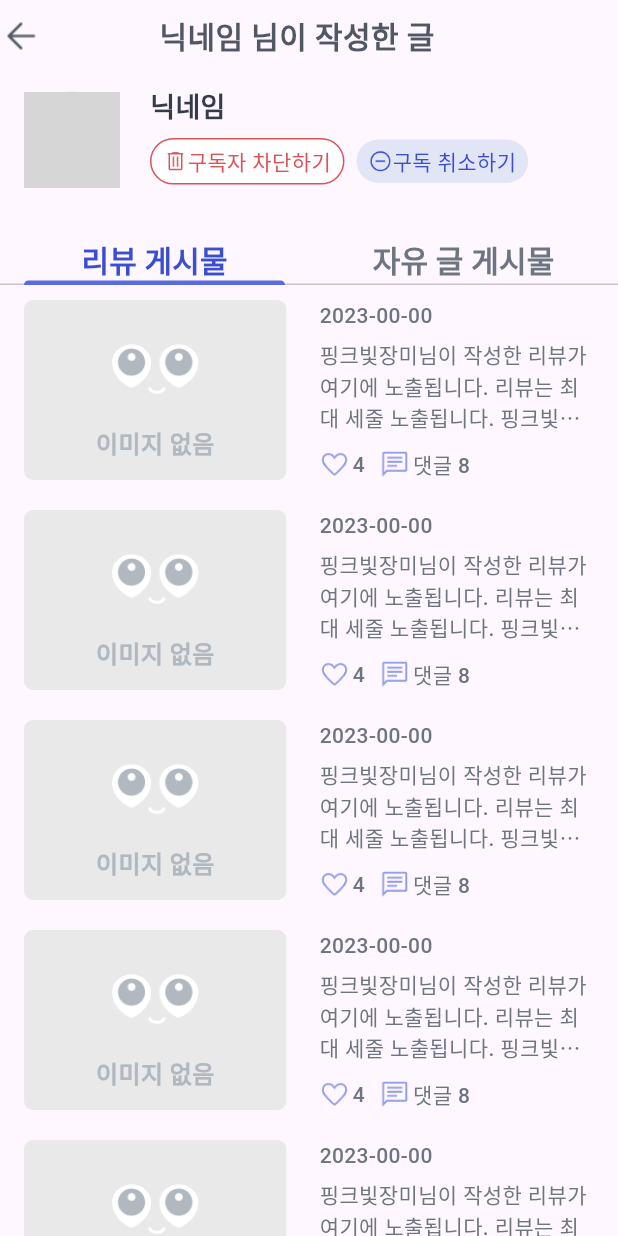
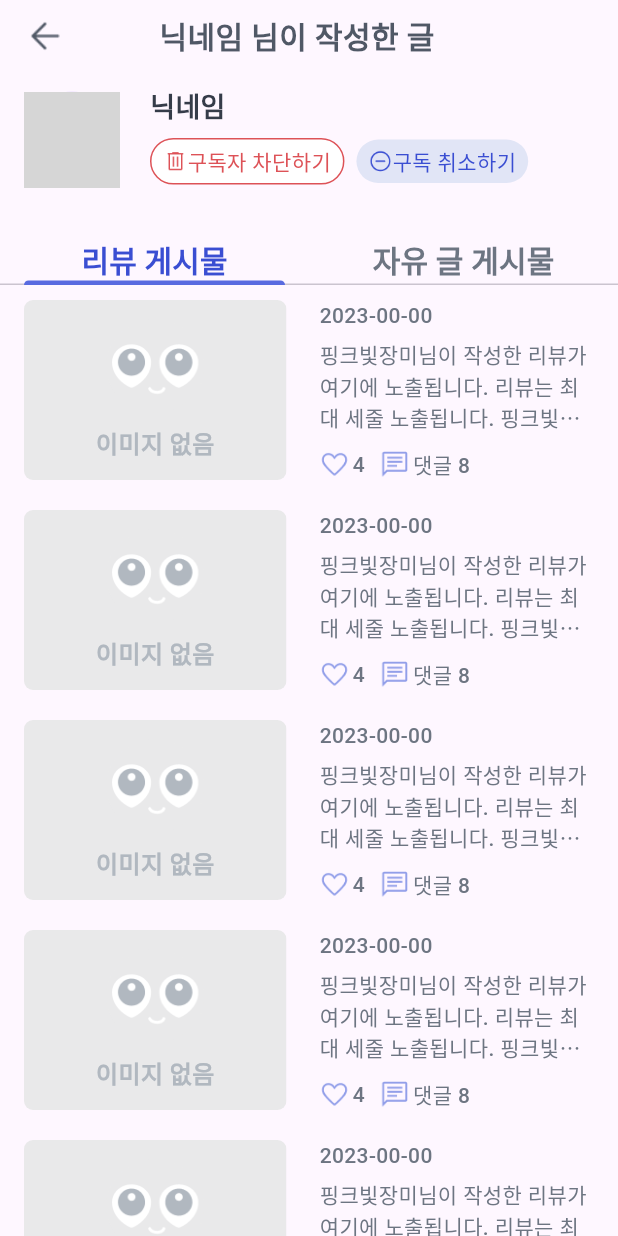
Before and after one commit to jaekyung-you/seenear_flutter, a Flutter app: the OtherProfileDetailScreen screen opened by its route, on a phone screen of 412 x 824 dp. Run offline on Flutter 3.47's test engine with Material 2 defaults, Android fonts, the phone set to English and light mode, and no system bars; our stand-ins replace get, styled_text; missing offline and left inert: kakao_flutter_sdk_user; network calls fail; statements that could not run were skipped; grey boxes are pictures that could not be loaded.

Commit message:
디렉토리 이동

```diff
--- a/lib/const/seenear_route.dart
+++ b/lib/const/seenear_route.dart
@@ -3,12 +3,11 @@ import 'package:seenear/const/seenear_path.dart';
 import 'package:seenear/presentation/home/controller/home_controller.dart';
 import 'package:seenear/presentation/home/widget/home_screen.dart';
 import 'package:seenear/presentation/my_page/controller/my_page_controller.dart';
-import 'package:seenear/presentation/my_page/widget/my_page_screen.dart';
 import 'package:seenear/presentation/profile/controller/other_profile_detail_controller.dart';
 import 'package:seenear/presentation/profile/widget/other_profile_detail_screen.dart';
 import 'package:seenear/presentation/sign_up/controller/sign_up_controller.dart';
 import 'package:seenear/presentation/sign_up/widget/sign_up_screen.dart';
-
+import '../presentation/my_page/widget/my_page_menu/my_page_screen.dart';
 import '../presentation/sign_up/widget/sign_up_complete_screen.dart';
 
 class SeenearRoute {
--- a/lib/main.dart
+++ b/lib/main.dart
@@ -8,10 +8,10 @@ import 'package:seenear/const/design_system/textfield_with_helper.dart';
 import 'package:seenear/const/seenear_route.dart';
 import 'package:seenear/data/local/helper_text_type.dart';
 import 'package:seenear/presentation/my_page/controller/my_page_controller.dart';
+import 'package:seenear/presentation/my_page/widget/my_page_menu/my_page_screen.dart';
 import 'const/design_system/empty_view.dart';
 import 'const/design_system/rounded_widget.dart';
 import 'const/design_system/select_text_item_cell.dart';
-import 'presentation/my_page/widget/my_page_screen.dart';
 
 void main() {
   WidgetsFlutterBinding.ensureInitialized();
--- a/lib/presentation/my_page/controller/my_page_controller.dart
+++ b/lib/presentation/my_page/controller/my_page_controller.dart
@@ -5,7 +5,7 @@ import 'package:seenear/const/enum/my_page_menu.dart';
 import 'package:seenear/const/enum/my_page_setting.dart';
 
 import '../../../const/design_system/base_bottom_sheet.dart';
-import '../widget/my_page_content_screen.dart';
+import '../widget/my_page_menu/my_page_content_screen.dart';
 
 class MyPageController extends GetxController with GetSingleTickerProviderStateMixin {
   late TabController myPageTabController;
--- a/lib/presentation/my_page/widget/my_page_content_screen.dart
+++ b/lib/presentation/my_page/widget/my_page_menu/my_page_content_screen.dart
@@ -5,11 +5,9 @@ import 'package:seenear/const/design_system/empty_view.dart';
 import 'package:seenear/const/enum/my_page_menu.dart';
 import 'package:seenear/presentation/base_widget/seenear_base_scaffold.dart';
 import 'package:seenear/presentation/my_page/controller/my_page_controller.dart';
-import 'package:seenear/presentation/my_page/widget/review_cell.dart';
-import 'package:seenear/presentation/my_page/widget/subscription_cell.dart';
+import 'package:seenear/presentation/my_page/widget/my_page_menu/subscription_cell.dart';
 import 'package:styled_text/styled_text.dart';
-
-import '../../../const/design_system/seenear_color.dart';
+import '../../../../const/design_system/seenear_color.dart';
 
 class MyPageContentScreen extends GetView<MyPageController> {
   final MyPageMenu menu;
--- a/lib/presentation/my_page/widget/subscription_cell.dart
+++ b/lib/presentation/my_page/widget/my_page_menu/subscription_cell.dart
@@ -4,9 +4,8 @@ import 'package:seenear/const/design_system/rounded_widget.dart';
 import 'package:seenear/const/design_system/seenear_color.dart';
 import 'package:seenear/const/enum/subscription_button_type.dart';
 import 'package:seenear/presentation/my_page/controller/my_page_controller.dart';
-
-import '../../../const/enum/my_page_menu.dart';
-import '../../../const/seenear_path.dart';
+import '../../../../const/enum/my_page_menu.dart';
+import '../../../../const/seenear_path.dart';
 
 class SubscriptionCell extends GetView<MyPageController> {
   final bool isFollowing; // true: '내가 구독한 사람'
--- a/lib/presentation/profile/widget/other_profile_detail_screen.dart
+++ b/lib/presentation/profile/widget/other_profile_detail_screen.dart
@@ -3,10 +3,10 @@ import 'package:get/get.dart';
 import 'package:seenear/const/design_system/base_header.dart';
 import 'package:seenear/const/design_system/empty_view.dart';
 import 'package:seenear/presentation/base_widget/seenear_base_scaffold.dart';
-import 'package:seenear/presentation/my_page/widget/review_cell.dart';
-import 'package:seenear/presentation/my_page/widget/subscription_cell.dart';
 import '../../../const/design_system/seenear_color.dart';
 import '../../../const/enum/other_profile_tab_menu.dart';
+import '../../my_page/widget/my_page_menu/review_cell.dart';
+import '../../my_page/widget/my_page_menu/subscription_cell.dart';
 import '../controller/other_profile_detail_controller.dart';
 
 class OtherProfileDetailScreen extends GetView<OtherProfileDetailController> {
@@ -17,7 +17,10 @@ class OtherProfileDetailScreen extends GetView<OtherProfileDetailController> {
     return SeenearBaseScaffold(
       child: Column(
         children: [
-          BaseHeader(title: '닉네임 님이 작성한 글'),
+          const Padding(
+            padding: EdgeInsets.symmetric(horizontal: 16.0),
+            child: BaseHeader(title: '닉네임 님이 작성한 글'),
+          ),
           SubscriptionCell(isFollowing: false, isMatched: false),
           const SizedBox(
             height: 20,
```
Also changed, not shown: lib/presentation/my_page/widget/my_page_menu/festival_cell.dart (renamed from lib/presentation/my_page/widget/festival_cell.dart), lib/presentation/my_page/widget/my_page_menu/market_cell.dart (renamed from lib/presentation/my_page/widget/market_cell.dart), lib/presentation/my_page/widget/my_page_menu/my_page_screen.dart (renamed from lib/presentation/my_page/widget/my_page_screen.dart), lib/presentation/my_page/widget/my_page_menu/review_cell.dart (renamed from lib/presentation/my_page/widget/review_cell.dart).
